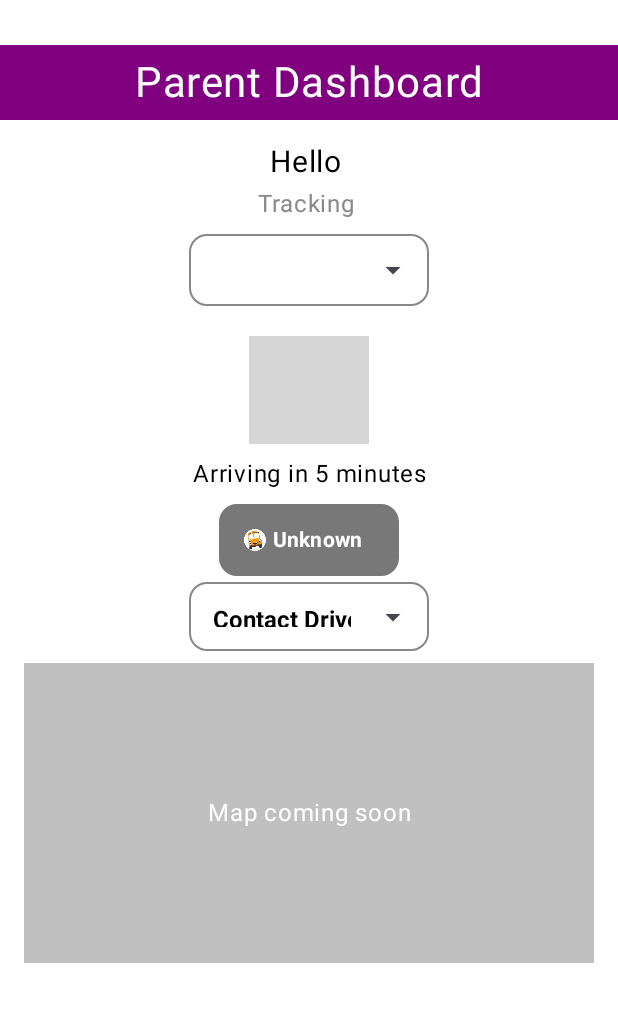
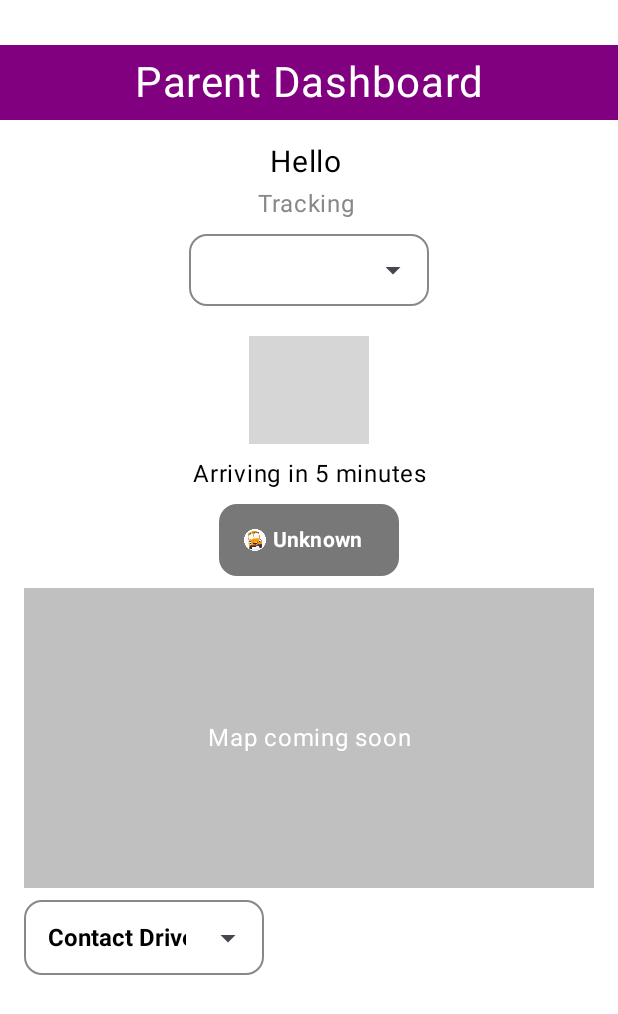
Before and after one commit to ManjanoBusApp/Manjano-Bus-App, an Android app built with Jetpack Compose: the composable ParentDashboardScreen called with empty values, on a phone screen of 412 x 824 dp. Shown: the top 1014 px of the screen. Run offline under Robolectric (Android 15) with nearby library versions, the phone set to English and light mode, and no system bars; our stand-ins replace Firebase (no records; nobody signed in at launch, a user with empty details on screens opened directly); pictures from the network do not load; 5 statements that could not run were skipped; grey boxes are pictures that could not be loaded.

Commit message:
Commit and push

```diff
--- a/app/src/main/java/com/manjano/bus/ui/screens/home/ParentDashboardScreen.kt
+++ b/app/src/main/java/com/manjano/bus/ui/screens/home/ParentDashboardScreen.kt
@@ -1,24 +1,57 @@
 package com.manjano.bus.ui.screens.home
 
+import android.util.Log
 import androidx.compose.foundation.Image
 import androidx.compose.foundation.background
 import androidx.compose.foundation.clickable
 import androidx.compose.foundation.interaction.MutableInteractionSource
-import androidx.compose.foundation.layout.*
+import androidx.compose.foundation.layout.Box
+import androidx.compose.foundation.layout.Column
+import androidx.compose.foundation.layout.Row
+import androidx.compose.foundation.layout.Spacer
+import androidx.compose.foundation.layout.fillMaxSize
+import androidx.compose.foundation.layout.fillMaxWidth
+import androidx.compose.foundation.layout.height
+import androidx.compose.foundation.layout.imePadding
+import androidx.compose.foundation.layout.padding
+import androidx.compose.foundation.layout.size
+import androidx.compose.foundation.layout.width
 import androidx.compose.foundation.rememberScrollState
 import androidx.compose.foundation.shape.CircleShape
 import androidx.compose.foundation.shape.RoundedCornerShape
 import androidx.compose.foundation.text.BasicTextField
+import androidx.compose.foundation.text.KeyboardOptions
 import androidx.compose.foundation.verticalScroll
 import androidx.compose.material.icons.Icons
 import androidx.compose.material.icons.filled.ArrowDropDown
 import androidx.compose.material.icons.filled.Close
-import androidx.compose.material3.*
-import androidx.compose.runtime.*
+import androidx.compose.material3.Button
+import androidx.compose.material3.ButtonDefaults
+import androidx.compose.material3.DropdownMenu
+import androidx.compose.material3.DropdownMenuItem
+import androidx.compose.material3.Icon
+import androidx.compose.material3.OutlinedTextField
+import androidx.compose.material3.OutlinedTextFieldDefaults
+import androidx.compose.material3.Scaffold
+import androidx.compose.material3.SnackbarHost
+import androidx.compose.material3.SnackbarHostState
+import androidx.compose.material3.Text
+import androidx.compose.runtime.Composable
+import androidx.compose.runtime.LaunchedEffect
+import androidx.compose.runtime.collectAsState
+import androidx.compose.runtime.getValue
+import androidx.compose.runtime.mutableStateMapOf
+import androidx.compose.runtime.mutableStateOf
+import androidx.compose.runtime.remember
+import androidx.compose.runtime.rememberCoroutineScope
+import androidx.compose.runtime.setValue
 import androidx.compose.ui.Alignment
 import androidx.compose.ui.Modifier
+import androidx.compose.ui.draw.clip
 import androidx.compose.ui.graphics.Color
-import androidx.compose.ui.graphics.graphicsLayer
+import androidx.compose.ui.layout.ContentScale
+import androidx.compose.ui.platform.LocalConfiguration
+import androidx.compose.ui.platform.LocalContext
 import androidx.compose.ui.res.painterResource
 import androidx.compose.ui.semantics.contentDescription
 import androidx.compose.ui.semantics.semantics
@@ -29,30 +62,14 @@ import androidx.compose.ui.text.input.KeyboardType
 import androidx.compose.ui.text.style.TextAlign
 import androidx.compose.ui.unit.dp
 import androidx.compose.ui.unit.sp
-import androidx.compose.ui.platform.LocalConfiguration
 import androidx.hilt.navigation.compose.hiltViewModel
 import androidx.navigation.NavHostController
+import coil.compose.rememberAsyncImagePainter
+import coil.request.ImageRequest
 import com.google.firebase.database.FirebaseDatabase
 import com.manjano.bus.R
-import androidx.compose.foundation.text.KeyboardOptions
-import androidx.compose.runtime.snapshotFlow
-import kotlinx.coroutines.flow.collect
-import androidx.compose.material3.SnackbarHost
-import androidx.compose.material3.SnackbarHostState
-import androidx.compose.material3.Snackbar
-import androidx.compose.runtime.rememberCoroutineScope
-import android.util.Log
+import kotlinx.coroutines.flow.collectLatest
 import kotlinx.coroutines.launch
-import androidx.compose.material3.DropdownMenu
-import androidx.compose.material3.DropdownMenuItem
-import androidx.compose.ui.unit.sp
-import kotlinx.coroutines.flow.collectLatest
-import coil.compose.rememberAsyncImagePainter
-import androidx.compose.ui.layout.ContentScale
-import androidx.compose.ui.draw.clip
-import coil.request.ImageRequest
-import androidx.compose.ui.platform.LocalContext
-import androidx.compose.ui.graphics.painter.ColorPainter
 
 data class Child(
     val name: String = "",
@@ -105,7 +122,8 @@ fun ParentDashboardScreen(
     var storageFiles by remember { mutableStateOf<List<String>>(emptyList()) }
 
     LaunchedEffect(Unit) {
-        val storage = com.google.firebase.storage.FirebaseStorage.getInstance().reference.child("Children Images")
+        val storage =
+            com.google.firebase.storage.FirebaseStorage.getInstance().reference.child("Children Images")
         storage.listAll().addOnSuccessListener { listResult ->
             storageFiles = listResult.items.map { it.name }
             Log.d("ParentDashboard", "✅ Listed ${storageFiles.size} files from Storage")
@@ -116,7 +134,6 @@ fun ParentDashboardScreen(
             Log.e("ParentDashboard", "❌ Failed to list files from Storage", it)
         }
     }
-
 
 
     val configuration = LocalConfiguration.current
@@ -225,7 +242,8 @@ fun ParentDashboardScreen(
                                     childrenDisplayMap[key] = displayName
                                     // If currently selected child matches this key, update its display name
                                     if (selectedChild.value.name.trim().lowercase() == key) {
-                                        selectedChild.value = selectedChild.value.copy(name = displayName)
+                                        selectedChild.value =
+                                            selectedChild.value.copy(name = displayName)
                                     }
                                 }
                             }
@@ -242,7 +260,8 @@ fun ParentDashboardScreen(
                                     val selectedKey = selectedChild.value.name.trim().lowercase()
                                     if (selectedKey == key) {
                                         // immediate UI update for selected child
-                                        selectedChild.value = selectedChild.value.copy(photoUrl = safeUrl)
+                                        selectedChild.value =
+                                            selectedChild.value.copy(photoUrl = safeUrl)
                                     }
                                 }
                             }
@@ -302,7 +321,8 @@ fun ParentDashboardScreen(
                                 },
                                 onClick = {
                                     // Grab latest photo URL from the live map, fallback to default
-                                    val url = childrenPhotoMap[key].takeIf { !it.isNullOrBlank() } ?: defaultPhotoUrl
+                                    val url = childrenPhotoMap[key].takeIf { !it.isNullOrBlank() }
+                                        ?: defaultPhotoUrl
 
                                     // Update selected child immediately with name + latest url (prevents flicker)
                                     selectedChild.value = selectedChild.value.copy(
@@ -346,8 +366,12 @@ fun ParentDashboardScreen(
                                 val safeUrl = url.ifBlank { defaultPhotoUrl }
 
                                 if (selectedChild.value.photoUrl != safeUrl) {
-                                    selectedChild.value = selectedChild.value.copy(photoUrl = safeUrl)
-                                    Log.d("🖼️ SelectedChild", "Updated ${selectedChild.value.name} -> $safeUrl")
+                                    selectedChild.value =
+                                        selectedChild.value.copy(photoUrl = safeUrl)
+                                    Log.d(
+                                        "🖼️ SelectedChild",
+                                        "Updated ${selectedChild.value.name} -> $safeUrl"
+                                    )
                                 }
                             }
                     }
@@ -428,12 +452,30 @@ fun ParentDashboardScreen(
                     }
                 }
 
-                // --- Quick Actions & Message Box ---
+                Spacer(modifier = Modifier.height(uiSizes.verticalSpacing))
+                Box(
+                    modifier = Modifier
+                        .fillMaxWidth()
+                        .height(uiSizes.mapHeight)
+                        .background(Color(192, 192, 192))
+                        .semantics { contentDescription = "Bus location map placeholder" },
+                    contentAlignment = Alignment.Center
+                ) {
+                    Text(
+                        text = "Map coming soon",
+                        color = Color.White,
+                        fontSize = if (uiSizes.isTablet) 18.sp else 16.sp,
+                        textAlign = TextAlign.Center
+                    )
+                }
+
+                Spacer(modifier = Modifier.height(8.dp)) // small gap from map
+
                 Box(
                     modifier = Modifier
                         .width(uiSizes.dropdownWidth)
                         .height(if (uiSizes.isTablet) 56.dp else 50.dp)
-                        .padding(top = if (uiSizes.isTablet) 6.dp else 4.dp)
+                        .align(Alignment.Start) // far left
                         .semantics {
                             contentDescription =
                                 "Select Contact Driver, Contact School, or Report Issue"
@@ -498,6 +540,7 @@ fun ParentDashboardScreen(
                     }
                 }
 
+                // --- Quick Actions & Message Box (moved here so it appears under the dropdown) ---
                 if (showTextBox.value) {
                     Column(
                         modifier = Modifier
@@ -530,10 +573,7 @@ fun ParentDashboardScreen(
                                                     this[i + 1] == ' ' &&
                                                     this[i + 2].isLowerCase()
                                                 ) {
-                                                    setCharAt(
-                                                        i + 2,
-                                                        this[i + 2].uppercaseChar()
-                                                    )
+                                                    setCharAt(i + 2, this[i + 2].uppercaseChar())
                                                 }
                                                 i++
                                             }
@@ -574,15 +614,11 @@ fun ParentDashboardScreen(
 
                             Button(
                                 onClick = {
-                                    if (textInput.value.isNotBlank() && !textInput.value.endsWith(
-                                            "."
-                                        )
-                                    ) {
+                                    if (textInput.value.isNotBlank() && !textInput.value.endsWith(".")) {
                                         textInput.value = textInput.value.trim() + "."
                                     }
                                     val normalizedKey =
-                                        selectedChild.value.name.trim().lowercase()
-                                            .replace(Regex("[^a-z0-9]"), "_")
+                                        selectedChild.value.name.trim().lowercase().replace(Regex("[^a-z0-9]"), "_")
                                     if (normalizedKey.isNotEmpty()) {
                                         database.child("children").child(normalizedKey)
                                             .child("messages").push().setValue(
@@ -600,11 +636,7 @@ fun ParentDashboardScreen(
                                     .width(if (uiSizes.isTablet) 100.dp else 80.dp)
                                     .height(if (uiSizes.isTablet) 36.dp else 28.dp),
                                 shape = RoundedCornerShape(8.dp),
-                                colors = ButtonDefaults.buttonColors(
-                                    containerColor = Color(
-                                        0xFF800080
-                                    )
-                                )
+                                colors = ButtonDefaults.buttonColors(containerColor = Color(0xFF800080))
                             ) {
                                 Text(
                                     text = "Enter",
@@ -662,24 +694,9 @@ fun ParentDashboardScreen(
                     }
                 }
 
-                Spacer(modifier = Modifier.height(uiSizes.verticalSpacing))
-                Box(
-                    modifier = Modifier
-                        .fillMaxWidth()
-                        .height(uiSizes.mapHeight)
-                        .background(Color(192, 192, 192))
-                        .semantics { contentDescription = "Bus location map placeholder" },
-                    contentAlignment = Alignment.Center
-                ) {
-                    Text(
-                        text = "Map coming soon",
-                        color = Color.White,
-                        fontSize = if (uiSizes.isTablet) 18.sp else 16.sp,
-                        textAlign = TextAlign.Center
-                    )
-                }
+                // Add this inside the Column, immediately after the Box
+                Spacer(modifier = Modifier.height(if (uiSizes.isTablet) 200.dp else 150.dp))
 
-                Spacer(modifier = Modifier.height(if (uiSizes.isTablet) 100.dp else 84.dp))
             }
         }
     )
```
